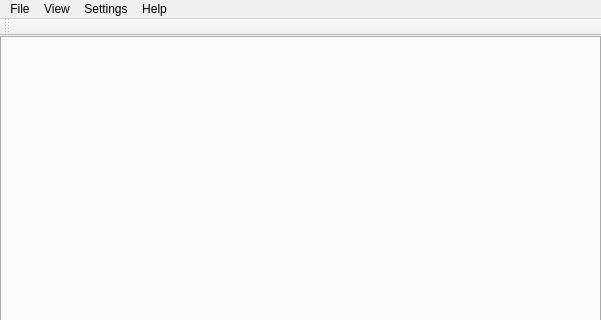
Qt form src/ui/mainwindow.ui (manyoso/queensmate) before a commit; both pictures show x 0 to 601 and y 0 to 320 of the 601 by 600 pixel window.
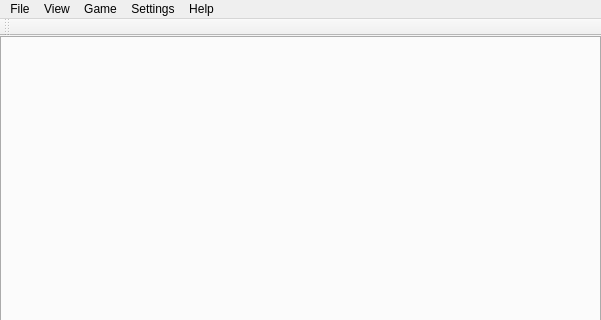
The same form after that commit. Custom widgets are drawn as their Qt base class.

Commit message: * Allow user to end game * Restart game * Convert to scratch board * Fix bug in newgamedialog

```diff
--- a/src/ui/mainwindow.ui
+++ b/src/ui/mainwindow.ui
@@ -74,8 +74,19 @@
     </property>
     <addaction name="ui_actionAbout" />
    </widget>
+   <widget class="QMenu" name="ui_menuGame" >
+    <property name="title" >
+     <string>Game</string>
+    </property>
+    <addaction name="ui_actionOfferDraw" />
+    <addaction name="ui_actionResign" />
+    <addaction name="separator" />
+    <addaction name="ui_actionConvertToScratchBoard" />
+    <addaction name="ui_actionRestart" />
+   </widget>
    <addaction name="ui_menuFile" />
    <addaction name="ui_menuView" />
+   <addaction name="ui_menuGame" />
    <addaction name="ui_menuSettings" />
    <addaction name="ui_menuHelp" />
   </widget>
```
Left out of the diff: 45 changed lines with no effect on the pictures. The commit also changes 11 other files.
